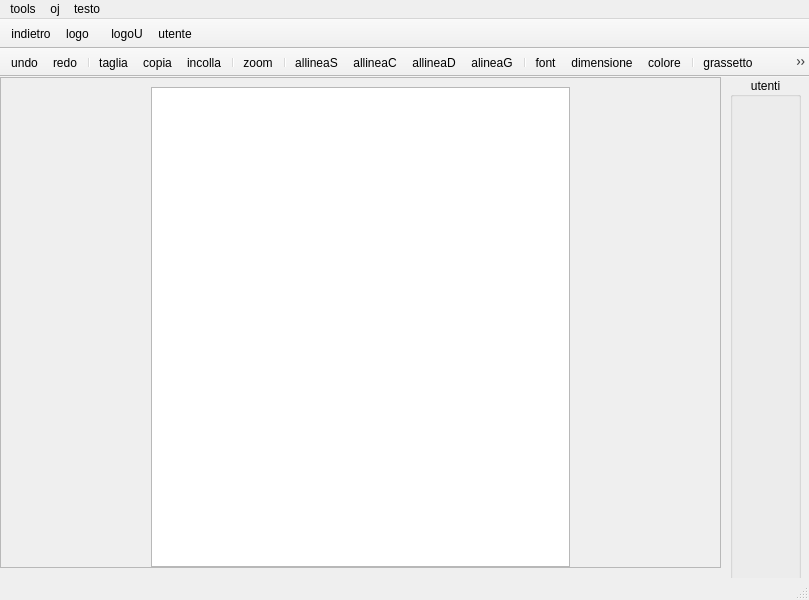
MarcoFlo/Google-Drive, file Client/editor.ui: the form before one commit.
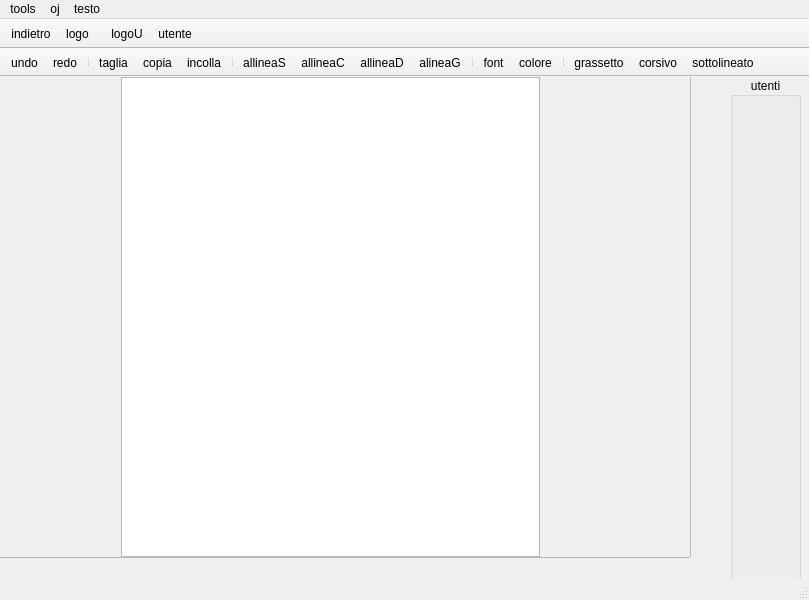
The form after the commit. Icons and pictures are not drawn.

Commit message: dim, zoom e font

The edit to the form file:
```diff
--- a/Client/editor.ui
+++ b/Client/editor.ui
@@ -41,8 +41,8 @@
    <widget class="QScrollArea" name="scrollArea">
     <property name="geometry">
      <rect>
-      <x>0</x>
-      <y>0</y>
+      <x>-30</x>
+      <y>-10</y>
       <width>721</width>
       <height>491</height>
      </rect>
@@ -217,15 +217,12 @@
    <addaction name="actioncopia"/>
    <addaction name="actionincolla"/>
    <addaction name="separator"/>
-   <addaction name="actionzoom"/>
-   <addaction name="separator"/>
    <addaction name="actionallineaS"/>
    <addaction name="actionallineaC"/>
    <addaction name="actionallineaD"/>
    <addaction name="actionalineaG"/>
    <addaction name="separator"/>
    <addaction name="actionfont"/>
-   <addaction name="actiondimensione"/>
    <addaction name="actioncolore"/>
    <addaction name="separator"/>
    <addaction name="actiongrassetto"/>
@@ -281,11 +278,6 @@
     <string>undo</string>
    </property>
   </action>
-  <action name="actionzoom">
-   <property name="text">
-    <string>zoom</string>
-   </property>
-  </action>
   <action name="actionallineaD">
    <property name="checkable">
     <bool>true</bool>
@@ -323,11 +315,6 @@
     <string>font</string>
    </property>
   </action>
-  <action name="actiondimensione">
-   <property name="text">
-    <string>dimensione</string>
-   </property>
-  </action>
   <action name="actiongrassetto">
    <property name="checkable">
     <bool>true</bool>
```
Left out of the diff: 4 changed lines with no effect on the pictures. The commit also changes 3 other files.
